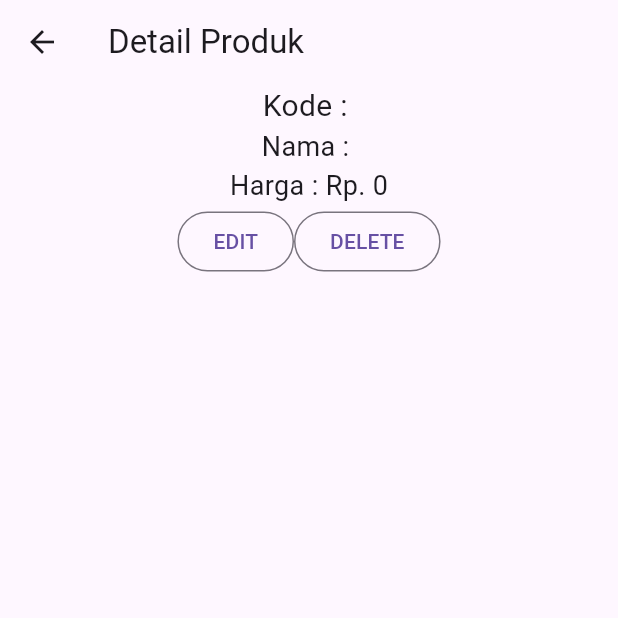
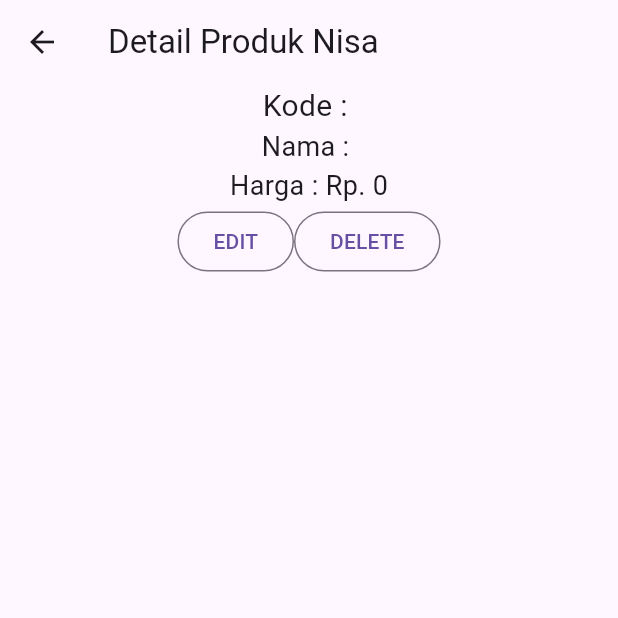
Before and after one commit to UkhtiNisa17/LabMobile4_UkhtiNisa_ShiftA, a Flutter app: the ProdukDetail screen opened directly with empty values, on a phone screen of 412 x 824 dp, the top half of it. Run offline on Flutter 3.47's test engine with Material 3 defaults, Android fonts, the phone set to English and light mode, and no system bars; our stand-ins replace shared_preferences; accounts and stored records are empty.

Commit message:
produk_detail.dart

```diff
--- a/tokokita/lib/ui/produk_detail.dart
+++ b/tokokita/lib/ui/produk_detail.dart
@@ -18,7 +18,7 @@ class _ProdukDetailState extends State<ProdukDetail> {
   Widget build(BuildContext context) {
     return Scaffold(
       appBar: AppBar(
-        title: const Text('Detail Produk'),
+        title: const Text('Detail Produk Nisa'),
       ),
       body: Center(
         child: Column(
```
